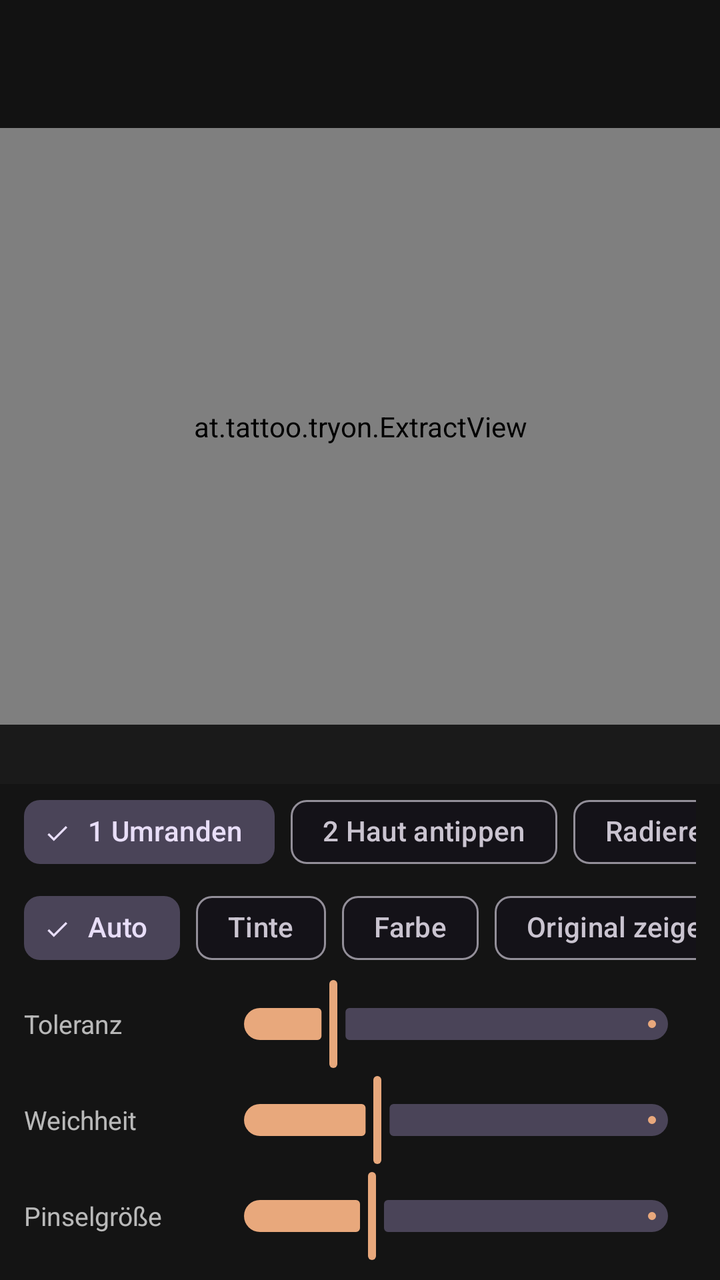
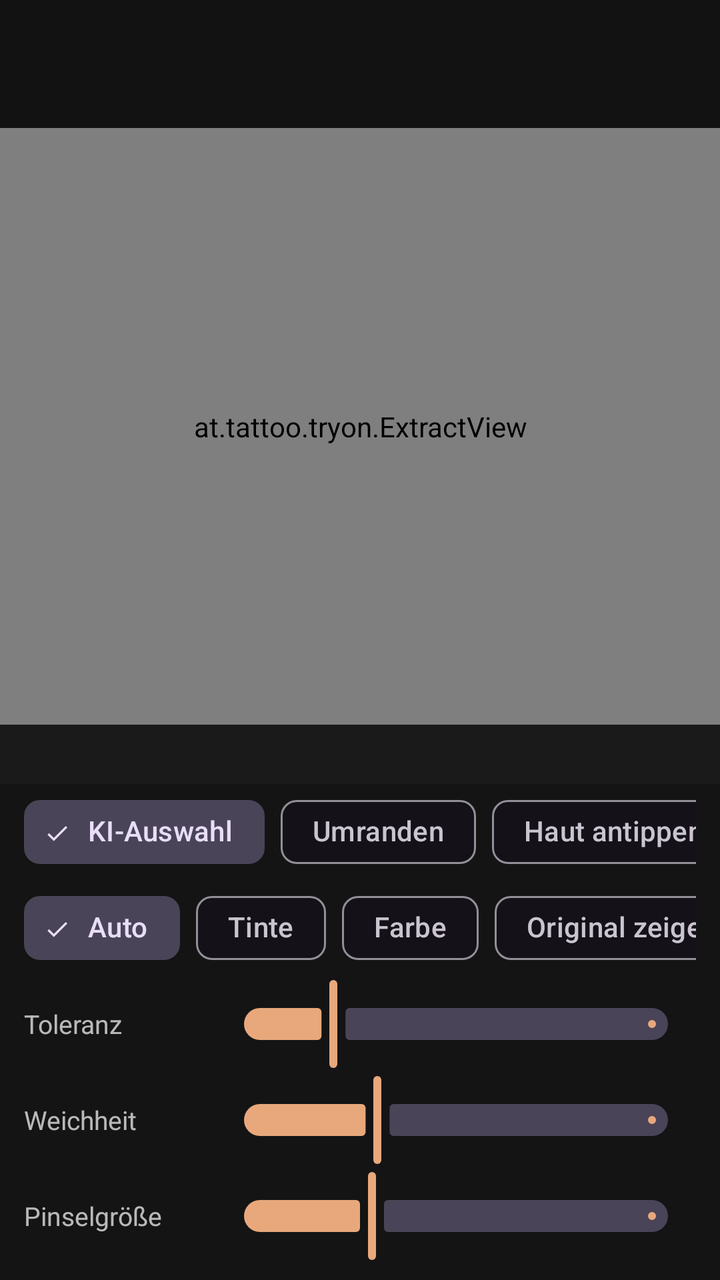

An Android layout rendered at two revisions. The XML below is the earlier revision; the diff shows what the commit changed to produce the second picture.
<!-- AndroidManifest.xml: application theme Theme.TattooTryOn -->
<!-- res/layout/activity_extract.xml -->
<?xml version="1.0" encoding="utf-8"?>
<LinearLayout xmlns:android="http://schemas.android.com/apk/res/android"
    xmlns:app="http://schemas.android.com/apk/res-auto"
    android:layout_width="match_parent"
    android:layout_height="match_parent"
    android:orientation="vertical">

    <com.google.android.material.appbar.MaterialToolbar
        android:id="@+id/toolbar"
        android:layout_width="match_parent"
        android:layout_height="?attr/actionBarSize" />

    <FrameLayout
        android:layout_width="match_parent"
        android:layout_height="0dp"
        android:layout_weight="1"
        android:background="#0B0B0B">

        <at.tattoo.tryon.ExtractView
            android:id="@+id/extractView"
            android:layout_width="match_parent"
            android:layout_height="match_parent" />

        <ProgressBar
            android:id="@+id/progress"
            android:layout_width="wrap_content"
            android:layout_height="wrap_content"
            android:layout_gravity="center"
            android:visibility="gone" />
    </FrameLayout>

    <TextView
        android:id="@+id/hint"
        android:layout_width="match_parent"
        android:layout_height="wrap_content"
        android:background="#1A1A1A"
        android:paddingStart="14dp"
        android:paddingTop="6dp"
        android:paddingEnd="14dp"
        android:paddingBottom="6dp"
        android:textColor="#CCFFFFFF"
        android:textSize="13sp" />

    <LinearLayout
        android:layout_width="match_parent"
        android:layout_height="wrap_content"
        android:background="#141414"
        android:orientation="vertical"
        android:paddingStart="12dp"
        android:paddingEnd="12dp"
        android:paddingBottom="8dp">

        <HorizontalScrollView
            android:layout_width="match_parent"
            android:layout_height="wrap_content"
            android:scrollbars="none">

            <com.google.android.material.chip.ChipGroup
                android:id="@+id/toolGroup"
                android:layout_width="wrap_content"
                android:layout_height="wrap_content"
                app:selectionRequired="true"
                app:singleLine="true"
                app:singleSelection="true">

                <com.google.android.material.chip.Chip
                    android:id="@+id/toolLasso"
                    style="@style/Widget.Material3.Chip.Filter"
                    android:layout_width="wrap_content"
                    android:layout_height="wrap_content"
                    android:checked="true"
                    android:text="1 Umranden" />

                <com.google.android.material.chip.Chip
                    android:id="@+id/toolSample"
                    style="@style/Widget.Material3.Chip.Filter"
                    android:layout_width="wrap_content"
                    android:layout_height="wrap_content"
                    android:text="2 Haut antippen" />

                <com.google.android.material.chip.Chip
                    android:id="@+id/toolErase"
                    style="@style/Widget.Material3.Chip.Filter"
                    android:layout_width="wrap_content"
                    android:layout_height="wrap_content"
                    android:text="Radieren" />

                <com.google.android.material.chip.Chip
                    android:id="@+id/toolRestore"
                    style="@style/Widget.Material3.Chip.Filter"
                    android:layout_width="wrap_content"
                    android:layout_height="wrap_content"
                    android:text="Zurückholen" />
            </com.google.android.material.chip.ChipGroup>
        </HorizontalScrollView>

        <HorizontalScrollView
            android:layout_width="match_parent"
            android:layout_height="wrap_content"
            android:scrollbars="none">

            <LinearLayout
                android:layout_width="wrap_content"
                android:layout_height="wrap_content"
                android:gravity="center_vertical"
                android:orientation="horizontal">

                <com.google.android.material.chip.ChipGroup
                    android:id="@+id/modeGroup"
                    android:layout_width="wrap_content"
                    android:layout_height="wrap_content"
                    app:selectionRequired="true"
                    app:singleLine="true"
                    app:singleSelection="true">

                    <com.google.android.material.chip.Chip
                        android:id="@+id/modeAuto"
                        style="@style/Widget.Material3.Chip.Filter"
                        android:layout_width="wrap_content"
                        android:layout_height="wrap_content"
                        android:checked="true"
                        android:text="Auto" />

                    <com.google.android.material.chip.Chip
                        android:id="@+id/modeInk"
                        style="@style/Widget.Material3.Chip.Filter"
                        android:layout_width="wrap_content"
                        android:layout_height="wrap_content"
                        android:text="Tinte" />

                    <com.google.android.material.chip.Chip
                        android:id="@+id/modeColor"
                        style="@style/Widget.Material3.Chip.Filter"
                        android:layout_width="wrap_content"
                        android:layout_height="wrap_content"
                        android:text="Farbe" />
                </com.google.android.material.chip.ChipGroup>

                <com.google.android.material.chip.Chip
                    android:id="@+id/chipOriginal"
                    style="@style/Widget.Material3.Chip.Filter"
                    android:layout_width="wrap_content"
                    android:layout_height="wrap_content"
                    android:layout_marginStart="8dp"
                    android:text="Original zeigen" />

                <com.google.android.material.chip.Chip
                    android:id="@+id/chipClearSamples"
                    style="@style/Widget.Material3.Chip.Assist"
                    android:layout_width="wrap_content"
                    android:layout_height="wrap_content"
                    android:layout_marginStart="8dp"
                    android:text="Hautproben löschen" />
            </LinearLayout>
        </HorizontalScrollView>

        <LinearLayout
            android:layout_width="match_parent"
            android:layout_height="wrap_content"
            android:gravity="center_vertical"
            android:orientation="horizontal">

            <TextView
                style="@style/SectionLabel"
                android:layout_width="96dp"
                android:text="Toleranz" />

            <com.google.android.material.slider.Slider
                android:id="@+id/sliderTolerance"
                android:layout_width="0dp"
                android:layout_height="wrap_content"
                android:layout_weight="1"
                android:value="0.15"
                android:valueFrom="0.0"
                android:valueTo="0.8" />
        </LinearLayout>

        <LinearLayout
            android:layout_width="match_parent"
            android:layout_height="wrap_content"
            android:gravity="center_vertical"
            android:orientation="horizontal">

            <TextView
                style="@style/SectionLabel"
                android:layout_width="96dp"
                android:text="Weichheit" />

            <com.google.android.material.slider.Slider
                android:id="@+id/sliderSoftness"
                android:layout_width="0dp"
                android:layout_height="wrap_content"
                android:layout_weight="1"
                android:value="0.15"
                android:valueFrom="0.0"
                android:valueTo="0.5" />
        </LinearLayout>

        <LinearLayout
            android:layout_width="match_parent"
            android:layout_height="wrap_content"
            android:gravity="center_vertical"
            android:orientation="horizontal">

            <TextView
                style="@style/SectionLabel"
                android:layout_width="96dp"
                android:text="Pinselgröße" />

            <com.google.android.material.slider.Slider
                android:id="@+id/sliderBrush"
                android:layout_width="0dp"
                android:layout_height="wrap_content"
                android:layout_weight="1"
                android:value="40"
                android:valueFrom="8"
                android:valueTo="120" />
        </LinearLayout>
    </LinearLayout>
</LinearLayout>
<!-- resources referenced by this layout -->
<resources>
  <style name="SectionLabel">
          <item name="android:layout_width">wrap_content</item>
          <item name="android:layout_height">wrap_content</item>
          <item name="android:textSize">13sp</item>
          <item name="android:textColor">#B3FFFFFF</item>
      </style>
  <style name="Theme.TattooTryOn" parent="Theme.Material3.Dark.NoActionBar">
          <item name="colorPrimary">@color/accent</item>
          <item name="colorOnPrimary">@color/on_accent</item>
          <item name="colorSecondary">@color/accent_2</item>
          <item name="android:colorBackground">@color/ink</item>
          <item name="android:statusBarColor">@color/ink</item>
          <item name="android:navigationBarColor">@color/ink</item>
      </style>
  <color name="accent">#E8A87C</color>
  <color name="on_accent">#2A1404</color>
  <color name="accent_2">#C38D9E</color>
  <color name="ink">#121212</color>
</resources>

<!-- the commit's change to res/layout/activity_extract.xml (unified diff, before → after) -->
@@ -64,19 +64,26 @@
                 app:singleSelection="true">
 
                 <com.google.android.material.chip.Chip
+                    android:id="@+id/toolAi"
+                    style="@style/Widget.Material3.Chip.Filter"
+                    android:layout_width="wrap_content"
+                    android:layout_height="wrap_content"
+                    android:checked="true"
+                    android:text="KI-Auswahl" />
+
+                <com.google.android.material.chip.Chip
                     android:id="@+id/toolLasso"
                     style="@style/Widget.Material3.Chip.Filter"
                     android:layout_width="wrap_content"
                     android:layout_height="wrap_content"
-                    android:checked="true"
-                    android:text="1 Umranden" />
+                    android:text="Umranden" />
 
                 <com.google.android.material.chip.Chip
                     android:id="@+id/toolSample"
                     style="@style/Widget.Material3.Chip.Filter"
                     android:layout_width="wrap_content"
                     android:layout_height="wrap_content"
-                    android:text="2 Haut antippen" />
+                    android:text="Haut antippen" />
 
                 <com.google.android.material.chip.Chip
                     android:id="@+id/toolErase"
